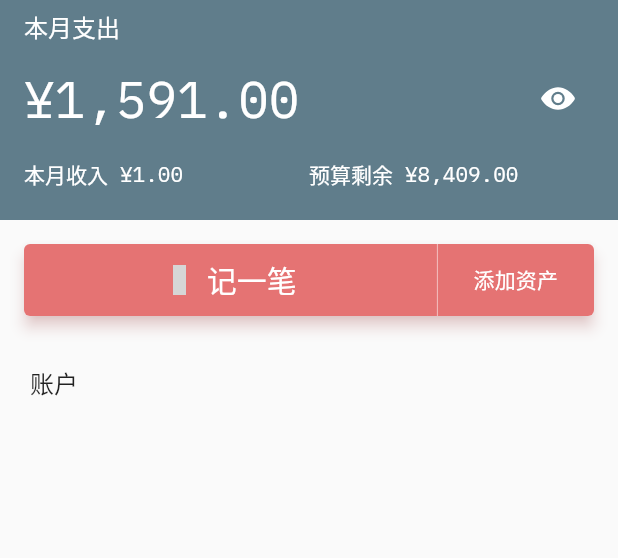
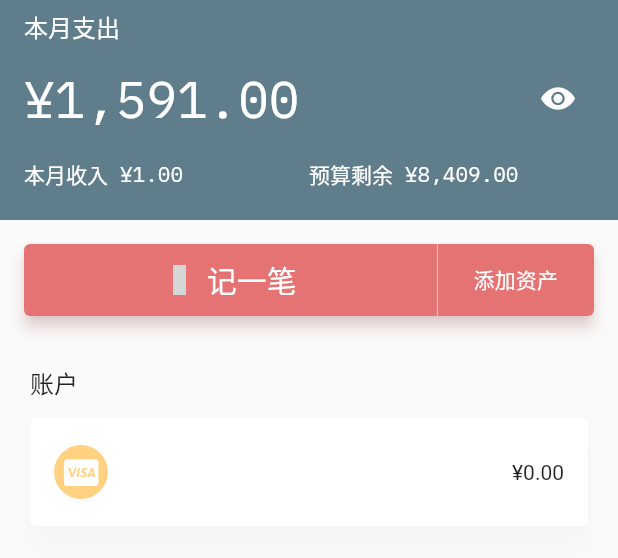
Before and after one commit to handnotes/handnote, a Flutter app: the WalletAssetEditScreen screen opened directly with empty values, after a tap on "保存", on a phone screen of 412 x 824 dp, the part 50-608 px from its top. Run offline on Flutter 3.47's test engine with Material 2 defaults, Android fonts, the phone set to English and light mode, and no system bars; our stand-ins replace flutter_font_icons, flutter_hooks, hooks_riverpod, sqflite; accounts and stored records are empty; grey boxes are pictures that could not be loaded.

Commit message:
feat: implement add wallet asset
Took 25 minutes

```diff
--- a/lib/wallet/model/wallet_asset.dart
+++ b/lib/wallet/model/wallet_asset.dart
@@ -77,9 +77,9 @@ class WalletAsset {
       'name': name,
       'remark': remark,
       'status': status.index,
-      'show_in_home_page': showInHomePage,
-      'allow_bill': allowBill,
-      'not_counted': notCounted,
+      'show_in_home_page': showInHomePage ? 1 : 0,
+      'allow_bill': allowBill ? 1 : 0,
+      'not_counted': notCounted ? 1 : 0,
       'init_amount': initAmount,
       'balance': balance,
       'bank': bank?.name,
--- a/lib/wallet/model/wallet_asset_provider.dart
+++ b/lib/wallet/model/wallet_asset_provider.dart
@@ -20,7 +20,7 @@ class WalletAssetNotifier extends StateNotifier<List<WalletAsset>> {
   Future<void> add(WalletAsset asset) async {
     final db = await DB.shared.instance;
     await db.insert(tableName, asset.toMap());
-    state.add(asset);
+    state = [asset, ...state];
   }
 }
 
--- a/lib/wallet/screen/asset/wallet_asset_edit_screen.dart
+++ b/lib/wallet/screen/asset/wallet_asset_edit_screen.dart
@@ -102,7 +102,7 @@ class WalletAssetEditScreen extends HookConsumerWidget {
                         balance: balance.value,
                       );
                       await ref.read(walletAssetProvider.notifier).add(_asset);
-                      Navigator.of(context).pop();
+                      Navigator.of(context).popUntil(ModalRoute.withName('/'));
                     },
                   ),
                 ),
--- a/lib/wallet/screen/wallet_home_screen.dart
+++ b/lib/wallet/screen/wallet_home_screen.dart
@@ -14,6 +14,8 @@ const double bannerHeight = 180;
 
 class WalletHomeScreen extends HookConsumerWidget {
   const WalletHomeScreen({Key? key}) : super(key: key);
+
+  static const routeName = '/wallet';
 
   @override
   Widget build(BuildContext context, WidgetRef ref) {
```
